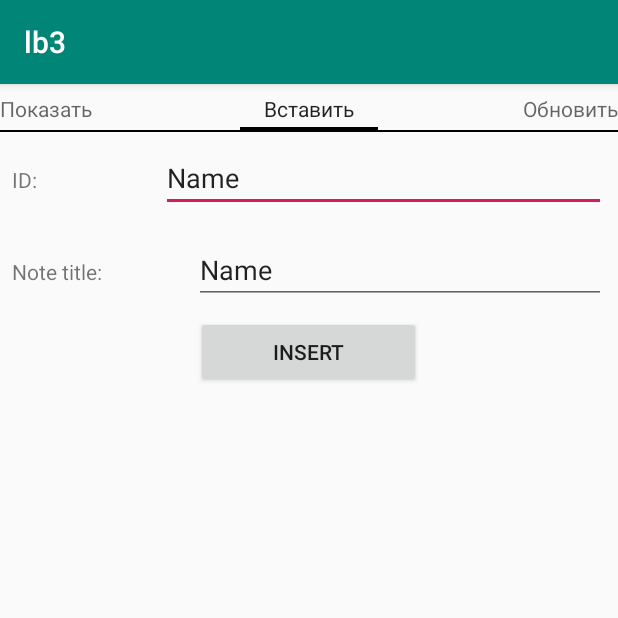
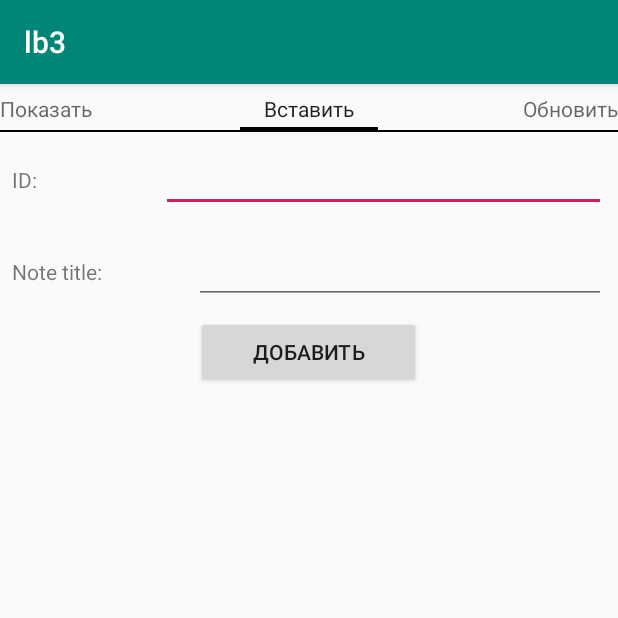
Before and after one commit to diana-draz/mobile-app-animation-lb3, an Android app: the screen it shows after launch (ItemListActivity), after a tap on "Вставить", on a phone screen of 412 x 824 dp, the top half of it. Run offline under Robolectric (Android 15) with nearby library versions, the phone set to English and light mode, and no system bars.

Commit message:
Сделано

```diff
--- a/app/app/src/main/java/com/diana/draz/lb3/FragmentDelete.java
+++ b/app/app/src/main/java/com/diana/draz/lb3/FragmentDelete.java
@@ -80,6 +80,7 @@ public class FragmentDelete extends Fragment implements View.OnClickListener {
             try {
                 this.notesManager.delete(id);
                 _idEditText.setText("");
+                Toast.makeText(getActivity(), "Заметка успешно удалена.", Toast.LENGTH_LONG).show();
             } catch (Exception e) {
                 Toast.makeText(getActivity(), "Произошла ошибка при удалении", Toast.LENGTH_SHORT).show();
             }
--- a/app/app/src/main/java/com/diana/draz/lb3/FragmentInsert.java
+++ b/app/app/src/main/java/com/diana/draz/lb3/FragmentInsert.java
@@ -1,6 +1,7 @@
 package com.diana.draz.lb3;
 
 import android.content.Context;
+import android.content.RestrictionEntry;
 import android.net.Uri;
 import android.os.Bundle;
 
@@ -9,11 +10,18 @@ import androidx.fragment.app.Fragment;
 import android.view.LayoutInflater;
 import android.view.View;
 import android.view.ViewGroup;
+import android.widget.Button;
+import android.widget.EditText;
+import android.widget.Toast;
 
 
-public class FragmentInsert extends Fragment {
+public class FragmentInsert extends Fragment implements View.OnClickListener {
 
     private final NotesManager notesManager;
+
+    private Button insertButton;
+    private EditText insertIdEditText;
+    private EditText insertTitleEditText;
 
     private OnFragmentInteractionListener mListener;
 
@@ -29,10 +37,15 @@ public class FragmentInsert extends Fragment {
     @Override
     public View onCreateView(LayoutInflater inflater, ViewGroup container,
                              Bundle savedInstanceState) {
-        return inflater.inflate(R.layout.fragment_insert, container, false);
+        View view = inflater.inflate(R.layout.fragment_insert, container, false);
+
+        insertButton = view.findViewById(R.id.insert_button);
+        insertIdEditText = view.findViewById(R.id.insert_note_id);
+        insertTitleEditText = view.findViewById(R.id.insert_note_title);
+        insertButton.setOnClickListener(this);
+        return view;
     }
 
-    // TODO: Rename method, update argument and hook method into UI event
     public void onButtonPressed(Uri uri) {
         if (mListener != null) {
             mListener.onFragmentInteraction(uri);
@@ -56,6 +69,40 @@ public class FragmentInsert extends Fragment {
         mListener = null;
     }
 
+    @Override
+    public void onClick(View v) {
+        if (v == insertButton) {
+            String idText = insertIdEditText.getText().toString();
+            int id = 0;
+            try {
+                id = Integer.parseInt(idText);
+            } catch (Exception ex) {
+                Toast.makeText(getActivity(), "Идентификатор должен быть целым числом.", Toast.LENGTH_LONG).show();
+                return;
+            }
+
+            String title =insertTitleEditText.getText().toString();
+            if (title.length() == 0) {
+                Toast.makeText(getActivity(), "Описание заметки не может быть пустым.", Toast.LENGTH_LONG).show();
+                return;
+            }
+
+            if (this.notesManager.getItem(id) != null) {
+                Toast.makeText(getActivity(), "В списке заметок уже есть записка с таким идентификатором.", Toast.LENGTH_LONG).show();
+                return;
+            }
+
+            try {
+                this.notesManager.insert(new Note(id, title));
+                Toast.makeText(getActivity(), "Заметка успешно добавлена.", Toast.LENGTH_LONG).show();
+                insertIdEditText.setText("");
+                insertTitleEditText.setText("");
+            } catch (Exception ex) {
+                Toast.makeText(getActivity(), "Произошла ошибка при добавлении заметки.", Toast.LENGTH_LONG).show();
+            }
+        }
+    }
+
     /**
      * This interface must be implemented by activities that contain this
      * fragment to allow an interaction in this fragment to be communicated
--- a/app/app/src/main/java/com/diana/draz/lb3/FragmentShow.java
+++ b/app/app/src/main/java/com/diana/draz/lb3/FragmentShow.java
@@ -47,14 +47,6 @@ public class FragmentShow extends Fragment {
     }
 
     @Override
-    public void onResume() {
-        super.onResume();
-
-        adapter.notifyItemRangeChanged(0, this.notesManager.getItems().size());
-    }
-
-
-    @Override
     public void onAttach(Context context) {
         super.onAttach(context);
         if (context instanceof OnFragmentInteractionListener) {
@@ -69,6 +61,11 @@ public class FragmentShow extends Fragment {
     public void onDetach() {
         super.onDetach();
         mListener = null;
+    }
+
+    public void refresh() {
+        if (adapter != null)
+            adapter.notifyItemRangeChanged(0, this.notesManager.getItems().size());
     }
 
     public interface OnFragmentInteractionListener {
--- a/app/app/src/main/java/com/diana/draz/lb3/FragmentUpdate.java
+++ b/app/app/src/main/java/com/diana/draz/lb3/FragmentUpdate.java
@@ -9,10 +9,16 @@ import androidx.fragment.app.Fragment;
 import android.view.LayoutInflater;
 import android.view.View;
 import android.view.ViewGroup;
+import android.widget.Button;
+import android.widget.EditText;
+import android.widget.Toast;
 
-public class FragmentUpdate extends Fragment {
+public class FragmentUpdate extends Fragment implements View.OnClickListener {
     private final NotesManager notesManager;
     private OnFragmentInteractionListener mListener;
+    private Button updateButton;
+    private EditText updateIdEditText;
+    private EditText updateTitleEditText;
 
     public FragmentUpdate(NotesManager notesManager) {
         this.notesManager = notesManager;
@@ -22,12 +28,52 @@ public class FragmentUpdate extends Fragment {
     public View onCreateView(LayoutInflater inflater, ViewGroup container,
                              Bundle savedInstanceState) {
         // Inflate the layout for this fragment
-        return inflater.inflate(R.layout.fragment_update, container, false);
+        View view = inflater.inflate(R.layout.fragment_update, container, false);
+        updateButton = view.findViewById(R.id.update_button);
+        updateIdEditText = view.findViewById(R.id.update_note_id);
+        updateTitleEditText = view.findViewById(R.id.update_note_title);
+        updateButton.setOnClickListener(this);
+
+        return view;
     }
 
    public void onButtonPressed(Uri uri) {
         if (mListener != null) {
             mListener.onFragmentInteraction(uri);
+        }
+    }
+
+    @Override
+    public void onClick(View v) {
+        if (v == updateButton) {
+            String idText = updateIdEditText.getText().toString();
+            int id = 0;
+            try {
+                id = Integer.parseInt(idText);
+            } catch (Exception ex) {
+                Toast.makeText(getActivity(), "Идентификатор должен быть целым числом.", Toast.LENGTH_LONG).show();
+                return;
+            }
+
+            String title =updateTitleEditText.getText().toString();
+            if (title.length() == 0) {
+                Toast.makeText(getActivity(), "Описание заметки не может быть пустым.", Toast.LENGTH_LONG).show();
+                return;
+            }
+
+            if (this.notesManager.getItem(id) == null) {
+                Toast.makeText(getActivity(), "В списке не содержится заметок с таким идентификатором.", Toast.LENGTH_LONG).show();
+                return;
+            }
+
+            try {
+                this.notesManager.update(new Note(id, title));
+                Toast.makeText(getActivity(), "Заметка успешно обновлена.", Toast.LENGTH_LONG).show();
+                updateIdEditText.setText("");
+                updateTitleEditText.setText("");
+            } catch (Exception ex) {
+                Toast.makeText(getActivity(), "Произошла ошибка при обновлении заметки.", Toast.LENGTH_LONG).show();
+            }
         }
     }
 
--- a/app/app/src/main/java/com/diana/draz/lb3/ItemListActivity.java
+++ b/app/app/src/main/java/com/diana/draz/lb3/ItemListActivity.java
@@ -32,15 +32,17 @@ import java.util.List;
  * item details side-by-side using two vertical panes.
  */
 public class ItemListActivity extends AppCompatActivity
-        implements FragmentDelete.OnFragmentInteractionListener, FragmentShow.OnFragmentInteractionListener, FragmentInsert.OnFragmentInteractionListener, FragmentUpdate.OnFragmentInteractionListener
-        {
+        implements FragmentDelete.OnFragmentInteractionListener,
+        FragmentShow.OnFragmentInteractionListener, FragmentInsert.OnFragmentInteractionListener, FragmentUpdate.OnFragmentInteractionListener, ViewPager.OnPageChangeListener {
 
     /**
      * Whether or not the activity is in two-pane mode, i.e. running on a tablet
      * device.
      */
+    private ViewPager pager;
     private boolean mTwoPane;
-            private NotesManager notesManager;
+    private NotesManager notesManager;
+    private NotesPagerAdapter pagerAdapter;
 
             @Override
     protected void onCreate(Bundle savedInstanceState) {
@@ -68,8 +70,9 @@ public class ItemListActivity extends AppCompatActivity
 
         if (mTwoPane) {
         } else {
-            ViewPager pager = (ViewPager) findViewById(R.id.pager);
-            NotesPagerAdapter pagerAdapter = new NotesPagerAdapter(getSupportFragmentManager(), this.notesManager);
+            pager = (ViewPager) findViewById(R.id.pager);
+            pager.addOnPageChangeListener(this);
+            pagerAdapter = new NotesPagerAdapter(getSupportFragmentManager(), this.notesManager);
             pager.setAdapter(pagerAdapter);
         }
     }
@@ -77,9 +80,27 @@ public class ItemListActivity extends AppCompatActivity
     private void setupRecyclerView(@NonNull RecyclerView recyclerView) {
         recyclerView.setAdapter(new SimpleItemRecyclerViewAdapter(this, DummyContent.ITEMS, mTwoPane));
     }
+    @Override
+    public void onFragmentInteraction(Uri uri) {}
 
     @Override
-    public void onFragmentInteraction(Uri uri) {}
+    public void onPageScrolled(int position, float positionOffset, int positionOffsetPixels) {
+
+        ((FragmentShow)pagerAdapter.getItem(0)).refresh();
+    }
+
+    @Override
+    public void onPageSelected(int position) {
+
+        ((FragmentShow)pagerAdapter.getItem(0)).refresh();
+    }
+
+    @Override
+    public void onPageScrollStateChanged(int state) {
+
+        ((FragmentShow)pagerAdapter.getItem(0)).refresh();
+
+    }
 
     public static class SimpleItemRecyclerViewAdapter
             extends RecyclerView.Adapter<SimpleItemRecyclerViewAdapter.ViewHolder> {
--- a/app/app/src/main/res/layout/fragment_delete.xml
+++ b/app/app/src/main/res/layout/fragment_delete.xml
@@ -32,7 +32,7 @@
             android:layout_width="wrap_content"
             android:layout_height="wrap_content"
             android:layout_weight="1"
-            android:text="Delete" />
+            android:text="Удалить" />
     </LinearLayout>
 
 </FrameLayout>
--- a/app/app/src/main/res/layout/fragment_insert.xml
+++ b/app/app/src/main/res/layout/fragment_insert.xml
@@ -30,8 +30,7 @@
                 android:layout_height="wrap_content"
                 android:layout_weight="1"
                 android:ems="10"
-                android:inputType="number"
-                android:text="Name" />
+                android:inputType="number" />
         </LinearLayout>
 
         <LinearLayout
@@ -53,8 +52,7 @@
                 android:layout_height="wrap_content"
                 android:layout_weight="1"
                 android:ems="10"
-                android:inputType="textPersonName"
-                android:text="Name" />
+                android:inputType="textPersonName"/>
         </LinearLayout>
 
 
@@ -63,6 +61,6 @@
             android:layout_width="150dp"
             android:layout_height="48dp"
             android:layout_weight="1"
-            android:text="Insert" />
+            android:text="Добавить" />
     </LinearLayout>
 </FrameLayout>
```
Also changed, not shown: app/app/src/main/java/com/diana/draz/lb3/NotesManager.java (+18 -11 lines), app/app/src/main/res/layout/fragment_update.xml (+3 -5 lines).
